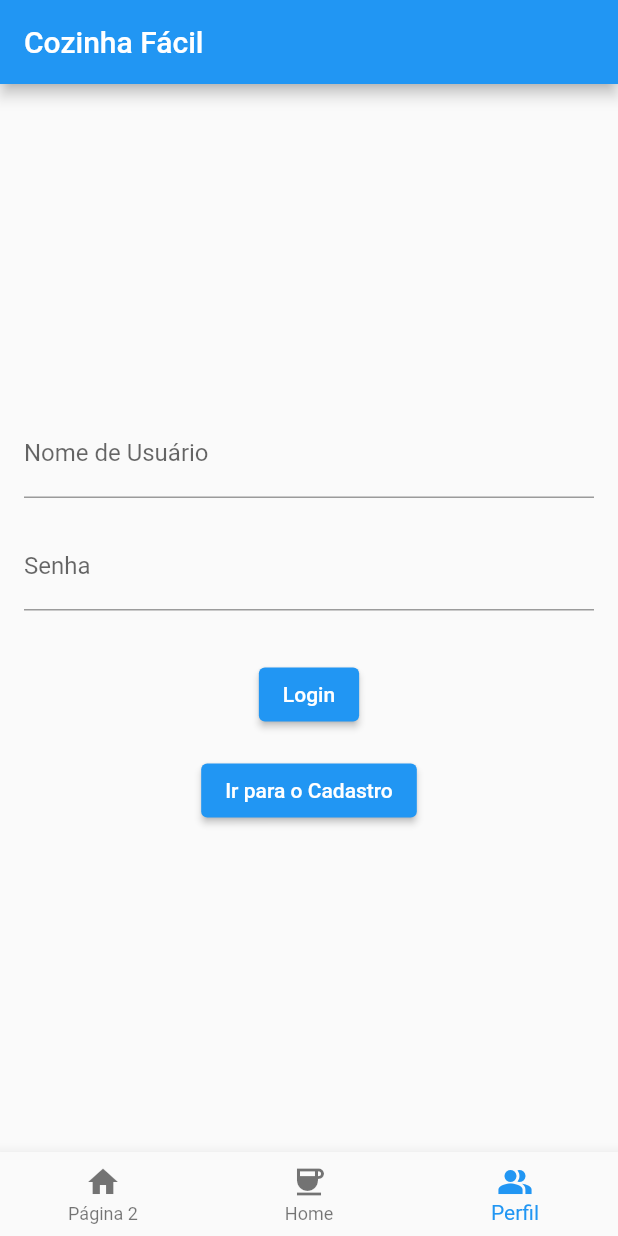
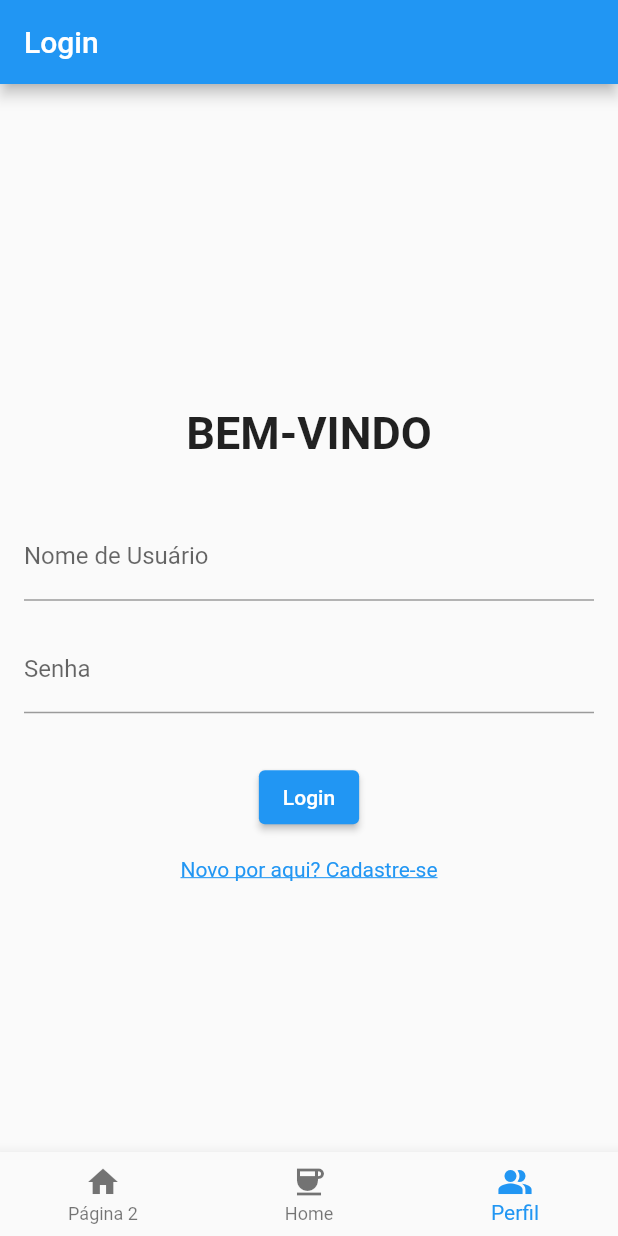
Before and after one commit to PedroHeinrichSP/ProjetoCOZINHAFACIL, a Flutter app: the screen it shows after launch, item 3 of the bottom bar chosen, on a phone screen of 412 x 824 dp. Run offline on Flutter 3.47's test engine with Material 2 defaults, Android fonts, the phone set to English and light mode, and no system bars; network calls fail.

Commit message:
Mudanças no AppBar

```diff
--- a/cozinhafacil/lib/login.dart
+++ b/cozinhafacil/lib/login.dart
@@ -1,15 +1,30 @@
 import 'package:flutter/material.dart';
 import 'perfil.dart';
+
 class LoginScreen extends StatelessWidget {
   @override
   Widget build(BuildContext context) {
     return Scaffold(
+      appBar: AppBar(
+        title: Text('Login'),
+      ),
       body: Center(
         child: Padding(
+
           padding: EdgeInsets.all(16.0),
           child: Column(
             mainAxisAlignment: MainAxisAlignment.center,
             children: <Widget>[
+               const Padding(
+                padding: EdgeInsets.all(35.0),
+                child: Text(
+                  'BEM-VINDO',
+                  style: TextStyle(
+                    fontSize: 30.0,
+                    fontWeight: FontWeight.bold,
+                  ),
+                ),
+               ),
               const TextField(
                 decoration: InputDecoration(
                   labelText: 'Nome de Usuário',
@@ -38,9 +53,9 @@ class LoginScreen extends StatelessWidget {
                             onPressed: () {
                               Navigator.of(context).pop();
                               Navigator.push(
-                  context,
-                  MaterialPageRoute(builder: (context) => PerfilScreen()),
-                );
+                                context,
+                                MaterialPageRoute(builder: (context) => PerfilScreen()),
+                              );
                             },
                             child: Text('OK'),
                           ),
@@ -52,12 +67,18 @@ class LoginScreen extends StatelessWidget {
                 child: Text('Login'),
               ),
               SizedBox(height: 16.0),
-              ElevatedButton(
-                onPressed: () {
-                  // Navegar para a tela de cadastro quando pressionar o botão
+              InkWell(
+                onTap: () {
+                  // Navegar para a tela de cadastro quando pressionar o texto
                   Navigator.pushNamed(context, '/cadastro');
                 },
-                child: Text('Ir para o Cadastro'),
+                child: Text(
+                  'Novo por aqui? Cadastre-se',
+                  style: TextStyle(
+                    color: Colors.blue, // Cor azul para o texto
+                    decoration: TextDecoration.underline, // Sublinhar o texto
+                  ),
+                ),
               ),
             ],
           ),
--- a/cozinhafacil/lib/main.dart
+++ b/cozinhafacil/lib/main.dart
@@ -51,9 +51,7 @@ class _MyHomePageState extends State<MyHomePage> {
   @override
   Widget build(BuildContext context) {
     return Scaffold(
-      appBar: AppBar(
-        title: Text('Cozinha Fácil'),
-      ),
+
       body: _selectedIndex == 0
           ? CardGrid()
           : _pages[_selectedIndex],
```
Also changed, not shown: cozinhafacil/lib/home.dart (+76 -54 lines), cozinhafacil/lib/pageTwo.dart (+24 -2 lines).
